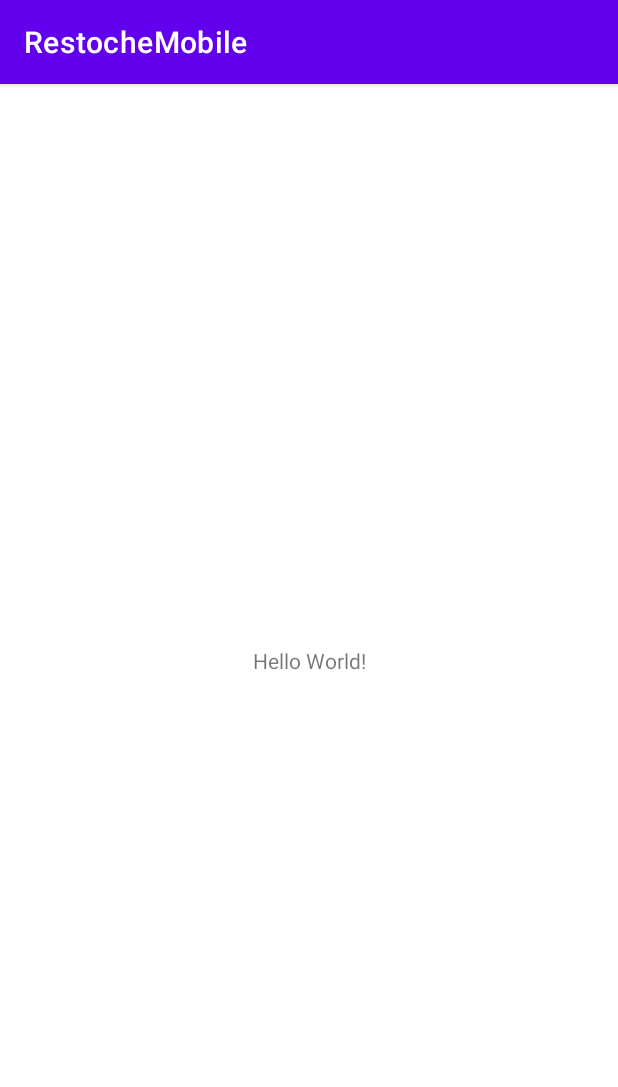
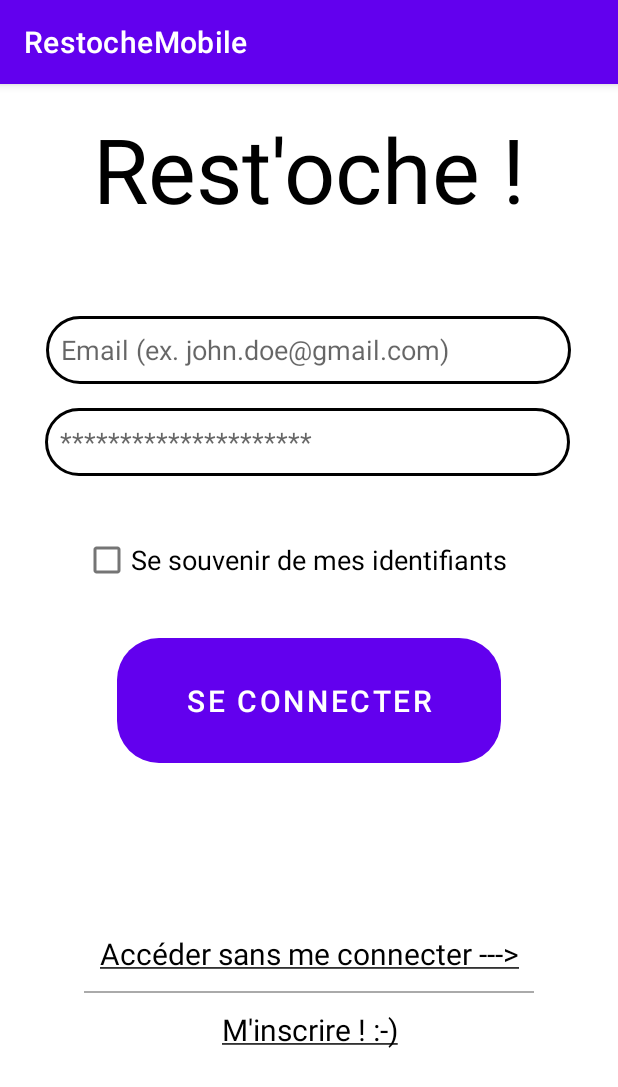
Before and after one commit to MichelKadilar/RestocheMobile, an Android app: the screen it shows after launch (MainActivity), on a phone screen of 412 x 824 dp. Shown: the top 1087 px of the screen. Run offline under Robolectric (Android 15) with nearby library versions, the phone set to English and light mode, and no system bars.

Commit message:
R-1 : Layout de Connexion - OK

```diff
--- /dev/null
+++ b/app/src/main/res/drawable/borderadiuswithoutcolor.xml
@@ -0,0 +1,7 @@
+<?xml version="1.0" encoding="utf-8"?>
+<shape xmlns:android="http://schemas.android.com/apk/res/android"
+    android:shape="rectangle">
+
+    <corners android:radius="28dp"/>
+
+</shape>
--- /dev/null
+++ b/app/src/main/res/drawable/borderradius.xml
@@ -0,0 +1,18 @@
+<?xml version="1.0" encoding="utf-8"?>
+<shape xmlns:android="http://schemas.android.com/apk/res/android"
+    android:shape="rectangle">
+
+    <stroke
+        android:width="2dp"
+        android:color="#000000" />
+
+    <padding
+        android:left="10dp"
+        android:top="10dp"
+        android:right="10dp"
+        android:bottom="10dp" >
+
+    </padding>
+
+    <corners android:radius="50dp"/>
+</shape>
--- a/app/src/main/res/layout/activity_main.xml
+++ b/app/src/main/res/layout/activity_main.xml
@@ -6,13 +6,118 @@
     android:layout_height="match_parent"
     tools:context=".MainActivity">
 
+    <LinearLayout
+        android:layout_width="match_parent"
+        android:layout_height="100dp"
+        android:layout_marginTop="20dp"
+        android:layout_marginBottom="30dp"
+        android:orientation="vertical"
+        app:layout_constraintBottom_toBottomOf="parent"
+        app:layout_constraintEnd_toEndOf="parent"
+        app:layout_constraintStart_toStartOf="parent"
+        app:layout_constraintTop_toBottomOf="@+id/button">
+
+        <TextView
+            android:id="@+id/textView2"
+            android:layout_width="match_parent"
+            android:layout_height="49dp"
+            android:layout_weight="1"
+            android:gravity="center"
+            android:text="@string/acceder_sans_me_connecter_text"
+            android:textSize="20sp"
+            android:textColor="@color/black" />
+
+        <View
+            android:layout_width="300dp"
+            android:layout_height="1dp"
+            android:background="@android:color/darker_gray"
+            android:layout_gravity="center"/>
+
+        <TextView
+            android:id="@+id/textView3"
+            android:layout_width="match_parent"
+            android:layout_height="49dp"
+            android:layout_weight="1"
+            android:gravity="center"
+            android:text="@string/m_inscrire_text"
+            android:textSize="20sp"
+            android:textColor="@color/black"/>
+    </LinearLayout>
+
     <TextView
+        android:id="@+id/textView"
         android:layout_width="wrap_content"
         android:layout_height="wrap_content"
-        android:text="Hello World!"
-        app:layout_constraintBottom_toBottomOf="parent"
+        android:layout_marginStart="60dp"
+        android:layout_marginTop="16dp"
+        android:layout_marginEnd="60dp"
+        android:fontFamily="sans-serif"
+        android:text="@string/restoche_title_text"
+        android:textColor="@color/black"
+        android:textSize="60sp"
         app:layout_constraintEnd_toEndOf="parent"
         app:layout_constraintStart_toStartOf="parent"
         app:layout_constraintTop_toTopOf="parent" />
 
+    <EditText
+        android:id="@+id/editTextTextEmailAddress"
+        android:layout_width="350dp"
+        android:layout_height="45dp"
+        android:layout_marginStart="30dp"
+        android:layout_marginTop="58dp"
+        android:layout_marginEnd="31dp"
+        android:background="@drawable/borderradius"
+        android:ems="10"
+        android:hint="@string/email_example"
+        android:inputType="textEmailAddress"
+        android:textSize="18sp"
+        app:layout_constraintEnd_toEndOf="parent"
+        app:layout_constraintStart_toStartOf="parent"
+        app:layout_constraintTop_toBottomOf="@+id/textView" />
+
+    <EditText
+        android:id="@+id/editTextTextPassword"
+        android:layout_width="350dp"
+        android:layout_height="45dp"
+        android:layout_marginStart="30dp"
+        android:layout_marginTop="16dp"
+        android:layout_marginEnd="31dp"
+        android:background="@drawable/borderradius"
+        android:ems="10"
+        android:hint="@string/password_example"
+        android:inputType="textPassword"
+        android:textSize="18sp"
+        app:layout_constraintEnd_toEndOf="parent"
+        app:layout_constraintHorizontal_bias="0.0"
+        app:layout_constraintStart_toStartOf="parent"
+        app:layout_constraintTop_toBottomOf="@+id/editTextTextEmailAddress" />
+
+    <CheckBox
+        android:id="@+id/checkBox"
+        android:layout_width="300dp"
+        android:layout_height="45dp"
+        android:layout_marginStart="55dp"
+        android:layout_marginTop="33dp"
+        android:layout_marginEnd="56dp"
+        android:text="@string/remember_text"
+        android:textSize="18sp"
+        app:layout_constraintEnd_toEndOf="parent"
+        app:layout_constraintHorizontal_bias="0.0"
+        app:layout_constraintStart_toStartOf="parent"
+        app:layout_constraintTop_toBottomOf="@+id/editTextTextPassword" />
+
+    <Button
+        android:id="@+id/button"
+        android:layout_width="256dp"
+        android:layout_height="83dp"
+        android:layout_marginStart="77dp"
+        android:layout_marginTop="29dp"
+        android:layout_marginEnd="78dp"
+        android:text="@string/connect_text"
+        android:textSize="20sp"
+        app:layout_constraintEnd_toEndOf="parent"
+        app:layout_constraintStart_toStartOf="parent"
+        app:layout_constraintTop_toBottomOf="@+id/checkBox"
+        android:background="@drawable/borderadiuswithoutcolor" />
+
 </androidx.constraintlayout.widget.ConstraintLayout>
--- a/app/src/main/res/values/strings.xml
+++ b/app/src/main/res/values/strings.xml
@@ -1,3 +1,10 @@
 <resources>
     <string name="app_name">RestocheMobile</string>
+    <string name="password_example">*********************</string>
+    <string name="email_example">Email (ex. john.doe@gmail.com)</string>
+    <string name="m_inscrire_text"><u>M\'inscrire ! :-)</u></string>
+    <string name="acceder_sans_me_connecter_text"><u><![CDATA[Accéder sans me connecter --->]]></u></string>
+    <string name="remember_text">Se souvenir de mes identifiants</string>
+    <string name="connect_text">Se connecter</string>
+    <string name="restoche_title_text">Rest\'oche !</string>
 </resources>
```
